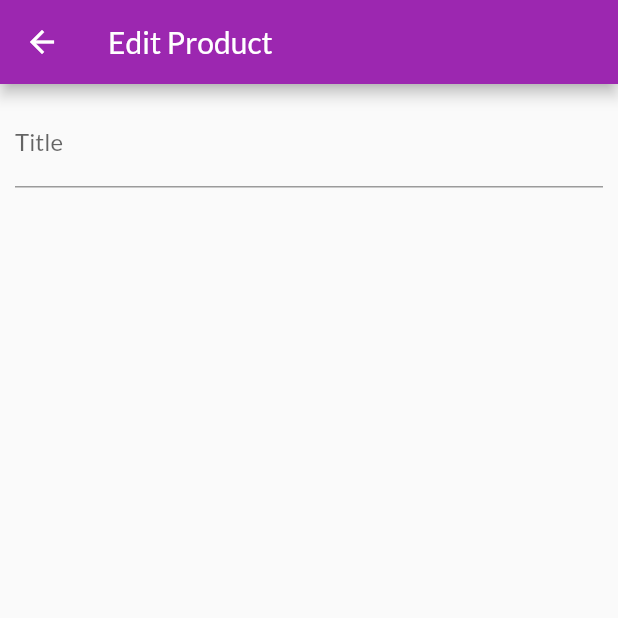
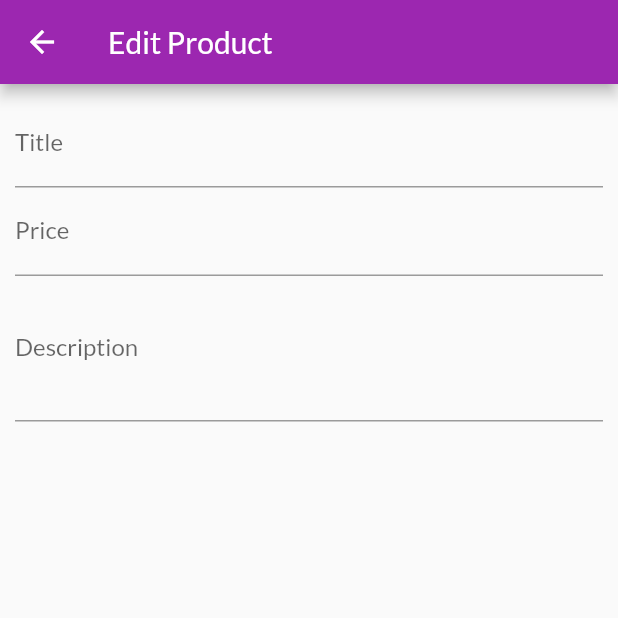
Before and after one commit to arnab/flutter_playground_shopping_app, a Flutter app: the ProductEditScreen screen opened by its route, on a phone screen of 412 x 824 dp, the top half of it. Run offline on Flutter 3.47's test engine with Material 2 defaults, Android fonts, the phone set to English and light mode, and no system bars; missing offline and left inert: money2; network calls fail.

Commit message:
using TextFormField inside forms with various types of inputs

```diff
--- a/lib/widgets/screens/product_edit_screen.dart
+++ b/lib/widgets/screens/product_edit_screen.dart
@@ -10,11 +10,14 @@ class ProductEditScreen extends StatefulWidget {
 }
 
 class _ProductEditScreenState extends State<ProductEditScreen> {
+  final _priceNodeFocus = FocusNode();
+  final _descriptionNodeFocus = FocusNode();
+
   @override
   Widget build(BuildContext context) {
     return Scaffold(
       appBar: AppBar(
-        title: Text('Edit Product'),
+        title: const Text('Edit Product'),
       ),
       body: Padding(
         padding: const EdgeInsets.all(10),
@@ -23,11 +26,25 @@ class _ProductEditScreenState extends State<ProductEditScreen> {
             child: Column(
               children: [
                 TextFormField(
-                  decoration: InputDecoration(
-                    label: Text('Title'),
-                  ),
+                  decoration: const InputDecoration(label: Text('Title')),
                   textInputAction: TextInputAction.next,
-                )
+                  onFieldSubmitted: (_) =>
+                      FocusScope.of(context).requestFocus(_priceNodeFocus),
+                ),
+                TextFormField(
+                  decoration: const InputDecoration(label: Text('Price')),
+                  textInputAction: TextInputAction.next,
+                  keyboardType: const TextInputType.numberWithOptions(decimal: true),
+                  focusNode: _priceNodeFocus,
+                  onFieldSubmitted: (_) =>
+                      FocusScope.of(context).requestFocus(_descriptionNodeFocus),
+                ),
+                TextFormField(
+                  decoration: const InputDecoration(label: Text('Description')),
+                  maxLines: 3,
+                  keyboardType: TextInputType.multiline,
+                  focusNode: _descriptionNodeFocus,
+                ),
               ],
             ),
           ),
@@ -35,4 +52,11 @@ class _ProductEditScreenState extends State<ProductEditScreen> {
       ),
     );
   }
+
+  @override
+  void dispose() {
+    _priceNodeFocus.dispose();
+    _descriptionNodeFocus.dispose();
+    super.dispose();
+  }
 }
```
